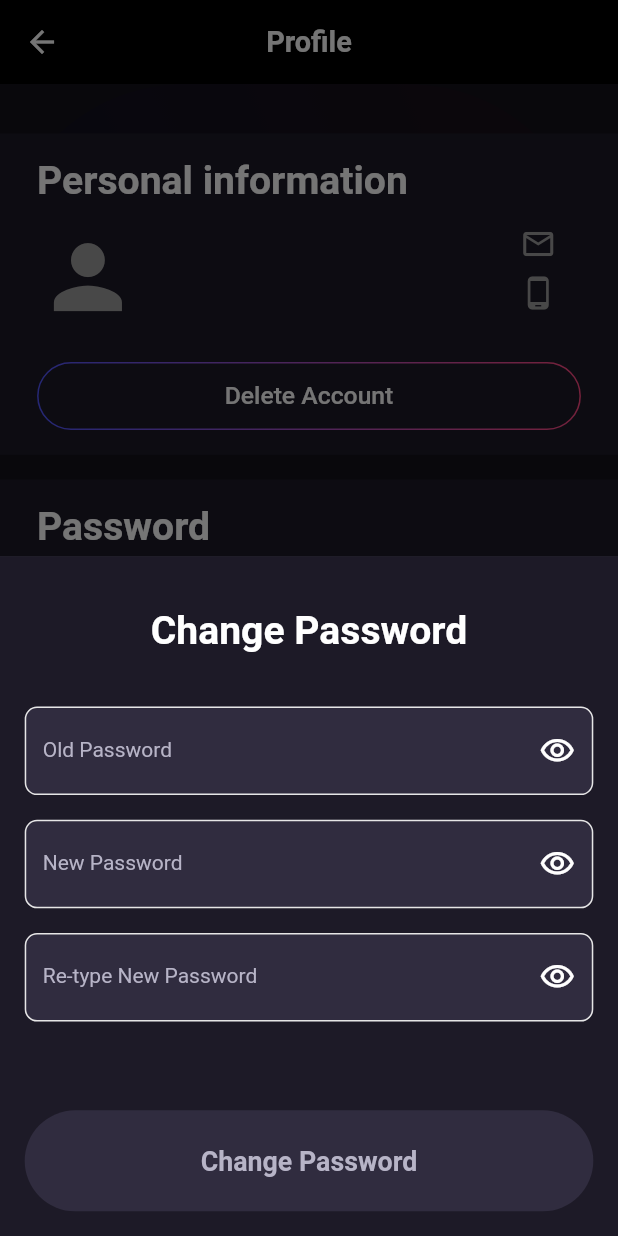
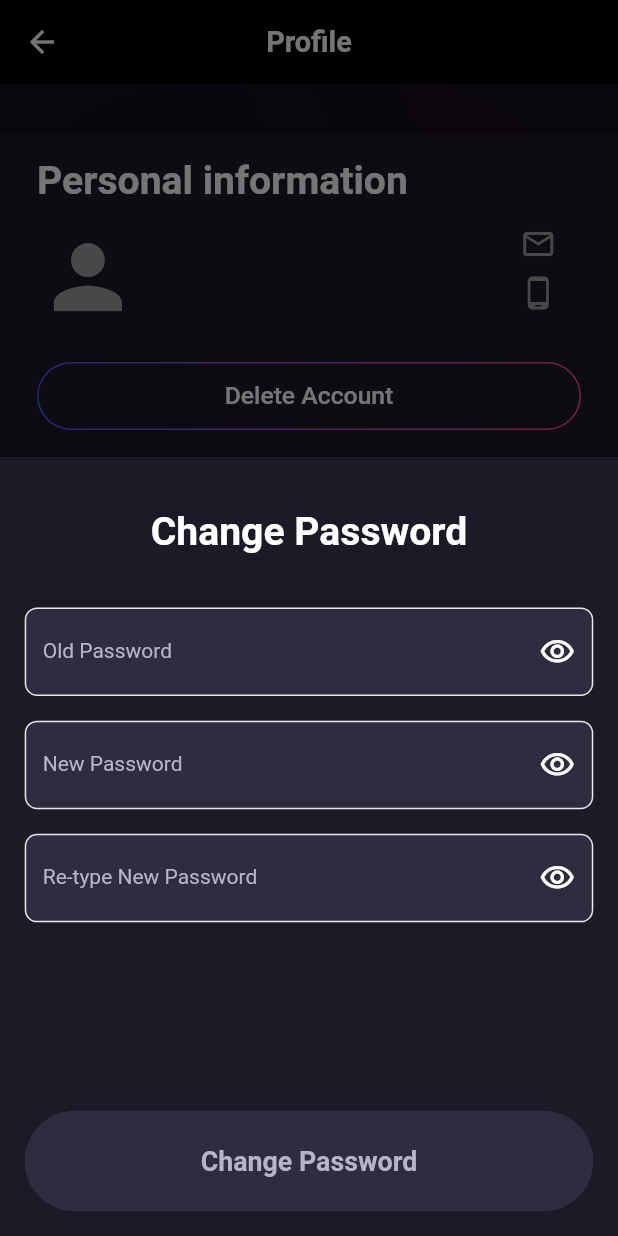
Before and after one commit to AymanYehia23/ebitcoiner, a Flutter app: the HomeScreen screen opened by its route, item 5 of the bottom bar chosen, after a tap on "Change Password", on a phone screen of 412 x 824 dp. Run offline on Flutter 3.47's test engine with Material 2 defaults, Android fonts, the phone set to English and light mode, and no system bars; drawn by our look-alikes of curved_navigation_bar, outline_gradient_button, pull_to_refresh; our stand-ins replace bloc, circular_countdown_timer, country_code_picker, device_preview, dio, equatable and 8 more; accounts and stored records are empty; network calls fail; Roboto replaces fonts that are missing (CircularStd).

Commit message:
fix update password

```diff
--- a/lib/data/data_providers/currency_converter_api.dart
+++ b/lib/data/data_providers/currency_converter_api.dart
@@ -3,10 +3,15 @@ import 'package:hash_store/core/constants/enums.dart';
 
 class CurrencyConverter {
   Dio dio = Dio(
-    BaseOptions(baseUrl: "https://min-api.cryptocompare.com/", headers: {
-      'api_key':
-          '3ccbc9d8557b907ce54e3c11dd330b350210fbe96c21adb82361f58a15d4a21a',
-    }),
+    BaseOptions(
+      baseUrl: "https://min-api.cryptocompare.com/",
+      headers: {
+        'api_key':
+            '3ccbc9d8557b907ce54e3c11dd330b350210fbe96c21adb82361f58a15d4a21a',
+      },
+      connectTimeout: 15000,
+      receiveTimeout: 15000,
+    ),
   );
 
   Future<dynamic> getCryptocurrencyPerUSDPrice(
--- a/lib/data/http/http_service.dart
+++ b/lib/data/http/http_service.dart
@@ -12,8 +12,8 @@ class HttpService {
       BaseOptions(
         baseUrl: Strings.baseUrl,
         queryParameters: {'key': Strings.apiKey},
-        connectTimeout: 5000,
-        receiveTimeout: 3000,
+        connectTimeout: 15000,
+        receiveTimeout: 15000,
       ),
     );
     _initializeInterceptors();
--- a/lib/presentation/devices/add_mining_device/screens/add_mining_device_screen.dart
+++ b/lib/presentation/devices/add_mining_device/screens/add_mining_device_screen.dart
@@ -5,6 +5,7 @@ import 'package:hash_store/presentation/shared_components/gradient_background_co
 import 'package:sizer/sizer.dart';
 
 import '../../../../logic/cubit/asic_contract/asic_contract_cubit.dart';
+import '../../../../logic/cubit/devices/devices_cubit.dart';
 import '../../../shared_components/default_toast.dart';
 import '../widgets/buy_mining_device_widget.dart';
 
@@ -17,9 +18,10 @@ class BuyMiningDeviceScreen extends StatelessWidget {
       children: [
         const GradientBackgroundContainer(),
         BlocListener<AsicContractCubit, AsicContractState>(
-          listener: (context, state) {
+          listener: (context, state) async {
             if (state is AddAsicContractSuccessState) {
               defaultToast(text: 'Purchased successfully');
+              await context.read<DevicesCubit>().getAsicContract();
               Navigator.of(context).pop();
             }
             if (state is AddAsicContractErrorState) {
--- a/lib/presentation/devices/screen/devices_screen.dart
+++ b/lib/presentation/devices/screen/devices_screen.dart
@@ -19,7 +19,7 @@ class DevicesScreen extends StatelessWidget {
     RefreshController _refreshController =
         RefreshController(initialRefresh: false);
     void _onRefresh() async {
-      context.read<DevicesCubit>().getAsicContract();
+      await context.read<DevicesCubit>().getAsicContract();
       _refreshController.refreshCompleted();
     }
 
--- a/lib/presentation/home/home_screen.dart
+++ b/lib/presentation/home/home_screen.dart
@@ -1,13 +1,5 @@
 import 'package:curved_navigation_bar/curved_navigation_bar.dart';
 import 'package:flutter/material.dart';
-import 'package:flutter_bloc/flutter_bloc.dart';
-import 'package:hash_store/data/data_providers/asic_contract_api.dart';
-import 'package:hash_store/data/data_providers/deposit_api.dart';
-import 'package:hash_store/data/data_providers/plan_contract_api.dart';
-import 'package:hash_store/data/data_providers/withdraw_api.dart';
-import 'package:hash_store/logic/cubit/devices/devices_cubit.dart';
-import 'package:hash_store/logic/cubit/hash_rate/hash_rate_cubit.dart';
-import 'package:hash_store/logic/cubit/wallet/wallet_cubit.dart';
 import 'package:hash_store/presentation/assets/screen/assets_screen.dart';
 import 'package:hash_store/presentation/devices/screen/devices_screen.dart';
 import 'package:hash_store/presentation/hashrate/screen/hashrate_screen.dart';
@@ -64,19 +56,9 @@ class _HomeScreenState extends State<HomeScreen> {
 
   List<Widget> screens = [
     const AssetsScreen(),
-    BlocProvider<HashRateCubit>(
-      create: (context) => HashRateCubit(PlanContractApi()),
-      child: const HashRateScreen(),
-    ),
-    BlocProvider<DevicesCubit>(
-      create: (context) => DevicesCubit(AsicContractApi()),
-      child: const DevicesScreen(),
-    ),
-    BlocProvider<WalletCubit>(
-      create: (context) =>
-          WalletCubit(DepositApi(), WithdrawApi())..getDeposits(),
-      child: const WalletScreen(),
-    ),
+    const HashRateScreen(),
+    const DevicesScreen(),
+    const WalletScreen(),
     const ProfileScreen()
   ];
 
--- a/lib/presentation/profile/widgets/change_password_widget.dart
+++ b/lib/presentation/profile/widgets/change_password_widget.dart
@@ -71,8 +71,7 @@ class _ChangePasswordWidgetState extends State<ChangePasswordWidget> {
       listener: (context, state) {
         if (state is UpdatePasswordSuccessState) {
           Navigator.of(context).pop();
-          defaultToast(
-              text: 'Password changed successfully');
+          defaultToast(text: 'Password changed successfully');
         } else if (state is UpdatePasswordErrorState) {
           defaultToast(
             text: state.errorMessage,
@@ -83,7 +82,7 @@ class _ChangePasswordWidgetState extends State<ChangePasswordWidget> {
       child: Padding(
         padding: MediaQuery.of(context).viewInsets,
         child: Container(
-          height: 55.h,
+          height: 63.h,
           padding: EdgeInsets.symmetric(horizontal: 4.w, vertical: 2.h),
           color: const Color(0xff1d1a27),
           child: Column(
@@ -104,7 +103,7 @@ class _ChangePasswordWidgetState extends State<ChangePasswordWidget> {
                 height: 2.h,
               ),
               Expanded(
-                flex: 4,
+                flex: 5,
                 child: Form(
                   key: _formKey,
                   child: Column(
@@ -124,7 +123,7 @@ class _ChangePasswordWidgetState extends State<ChangePasswordWidget> {
                           },
                         ),
                         validator: (val) {
-                          if (val!.isValidPassword) {
+                          if (!val!.isValidPassword) {
                             return 'Password must contain at least 8 characters\none uppercase letter and one lowercase letter';
                           }
                           return null;
@@ -150,7 +149,7 @@ class _ChangePasswordWidgetState extends State<ChangePasswordWidget> {
                           },
                         ),
                         validator: (val) {
-                          if (val!.isValidPassword) {
+                          if (!val!.isValidPassword) {
                             return 'Password must contain at least 8 characters\none uppercase letter and one lowercase letter';
                           }
                           return null;
@@ -176,9 +175,7 @@ class _ChangePasswordWidgetState extends State<ChangePasswordWidget> {
                           },
                         ),
                         validator: (val) {
-                          if (val!.isEmpty) {
-                            return 'Enter valid Password';
-                          } else if (val != _newPasswordController.text) {
+                          if (val != _newPasswordController.text) {
                             return 'Password does not match';
                           }
                           return null;
--- a/lib/presentation/shared_components/default_toast.dart
+++ b/lib/presentation/shared_components/default_toast.dart
@@ -1,5 +1,6 @@
 import 'package:flutter/material.dart';
 import 'package:fluttertoast/fluttertoast.dart';
+import 'package:sizer/sizer.dart';
 
 Future defaultToast({
   required String text,
@@ -8,11 +9,12 @@ Future defaultToast({
   Fluttertoast.cancel();
   return Fluttertoast.showToast(
     msg: text,
-    toastLength: Toast.LENGTH_SHORT,
+    toastLength: isError ? Toast.LENGTH_SHORT : Toast.LENGTH_LONG,
     gravity: ToastGravity.TOP,
     timeInSecForIosWeb: 1,
-    backgroundColor: isError ? Colors.red : Colors.green,
+    backgroundColor:
+        isError ? const Color(0xffcc3300) : const Color(0xff339900),
     textColor: Colors.white,
-    fontSize: 16.0,
+    fontSize: 10.sp,
   );
 }
```
Also changed, not shown: lib/main.dart (+13 -0 lines), lib/presentation/hashrate/add_plan/screen/add_plan_screen.dart (+6 -2 lines), lib/presentation/profile/widgets/delete_account_widget.dart (+8 -7 lines), lib/presentation/wallet/screen/wallet_screen.dart (+22 -11 lines), lib/presentation/wallet/withdraw/screen/withdraw_screen.dart (+57 -24 lines).
